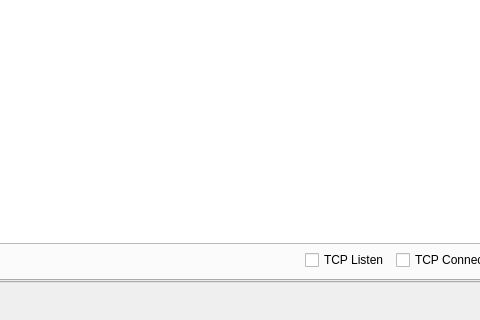
The window that src/OpenArk/ui/kernel.ui (BlackINT3/OpenArk) describes before a commit, drawn with Qt 5; both pictures show x 359 to 839 and y 262 to 582 of the 982 by 582 pixel window.
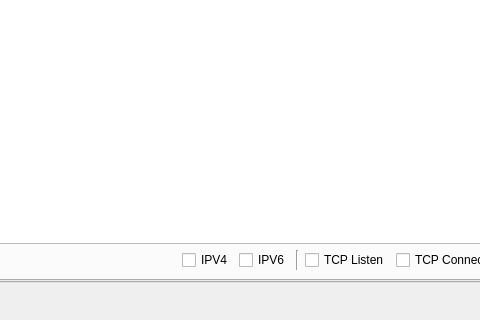
The same window after the commit. The open tabs and pages were chosen to show the change.

Commit message: Optimize kernel memory and object.

Patch:
```diff
--- a/src/OpenArk/ui/kernel.ui
+++ b/src/OpenArk/ui/kernel.ui
@@ -957,6 +957,27 @@
                </property>
               </spacer>
              </item>
+             <item>
+              <widget class="QCheckBox" name="checkBox_5">
+               <property name="text">
+                <string>IPV4</string>
+               </property>
+              </widget>
+             </item>
+             <item>
+              <widget class="QCheckBox" name="checkBox_4">
+               <property name="text">
+                <string>IPV6</string>
+               </property>
+              </widget>
+             </item>
+             <item>
+              <widget class="Line" name="line">
+               <property name="orientation">
+                <enum>Qt::Vertical</enum>
+               </property>
+              </widget>
+             </item>
              <item>
               <widget class="QCheckBox" name="checkBox">
                <property name="text">
```
Left out of the diff: 4 changed lines with no effect on the pictures. The commit also changes 7 other files.
